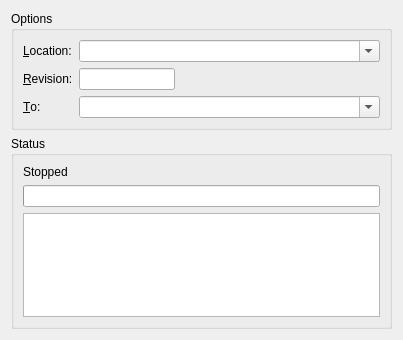
Above: ui/branch.ui from breezy-team/qbrz before the change. Below: the same form after it.
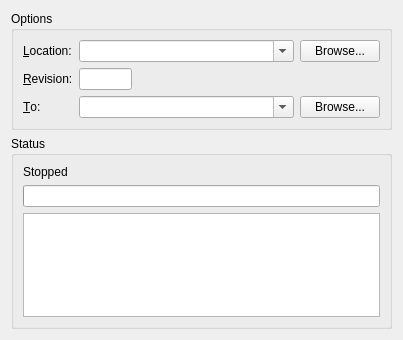
That is the form after the change.

Commit message: First pass at giving pull, push and branch dialogs directory choosers.

Diff of the .ui file:
```diff
--- a/ui/branch.ui
+++ b/ui/branch.ui
@@ -33,6 +33,13 @@
         </property>
        </widget>
       </item>
+      <item row="0" column="3" >
+       <widget class="QPushButton" name="from_picker" >
+        <property name="text" >
+         <string>Browse...</string>
+        </property>
+       </widget>
+      </item>
       <item row="1" column="0" >
        <widget class="QLabel" name="label_3" >
         <property name="text" >
@@ -76,6 +83,13 @@
         </property>
        </widget>
       </item>
+      <item row="2" column="3" >
+       <widget class="QPushButton" name="to_picker" >
+        <property name="text" >
+         <string>Browse...</string>
+        </property>
+       </widget>
+      </item>
      </layout>
     </widget>
    </item>
```
Left out of the diff: 2 changed lines with no effect on the pictures. The commit also changes 3 other files.
